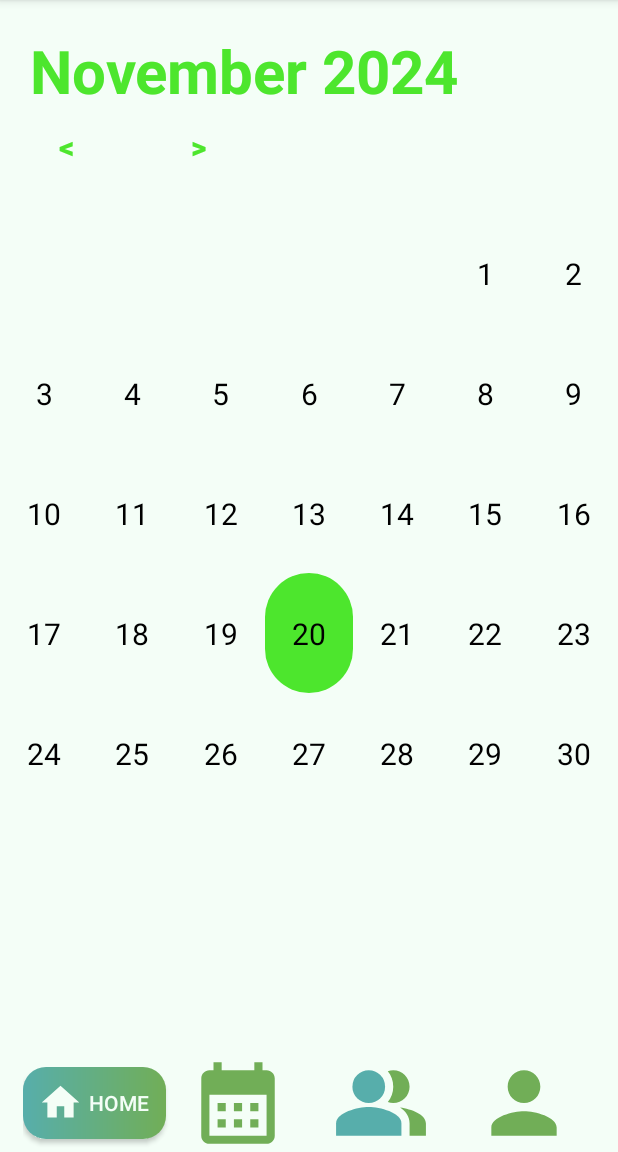
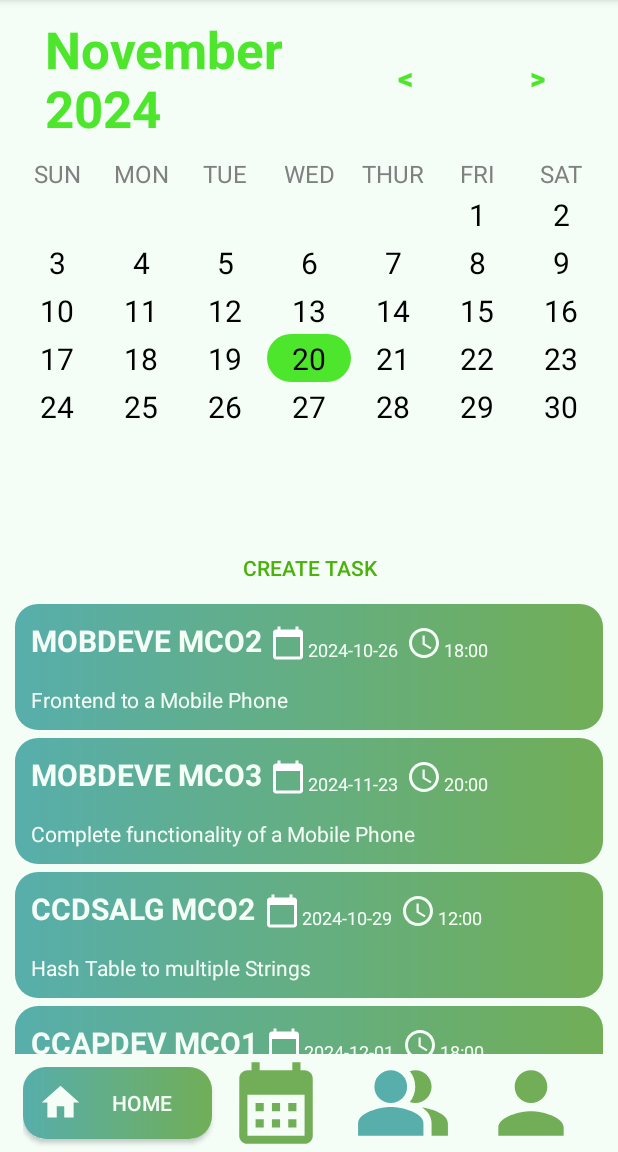
Before and after one commit to qmarkm/MOBDEVE_StudyBuddies, an Android app built with Jetpack Compose: the CalendarView screen opened directly, with no data from a screen before it, on a phone screen of 412 x 824 dp, the part 84-1236 px from its top. Run offline under Robolectric (Android 15) with nearby library versions, the phone set to English and light mode, and no system bars.

Commit message:
Implemented Tasks and CRUD operations
Created Task class, and CRUD interfaces for the Tasks
Also tweaked calendar view

```diff
--- a/app/src/main/java/com/mobdeve/s12/group10/mco/CalendarView.kt
+++ b/app/src/main/java/com/mobdeve/s12/group10/mco/CalendarView.kt
@@ -1,14 +1,20 @@
 package com.mobdeve.s12.group10.mco
 
+import android.content.Context
 import android.content.Intent
 import android.os.Bundle
+import android.view.LayoutInflater
 import android.view.View
 import android.widget.Toast
+import androidx.appcompat.app.AlertDialog
 import androidx.appcompat.app.AppCompatActivity
 import androidx.core.view.ViewCompat
 import androidx.core.view.WindowInsetsCompat
 import androidx.recyclerview.widget.GridLayoutManager
+import androidx.recyclerview.widget.LinearLayoutManager
 import com.mobdeve.s12.group10.mco.databinding.ActivityCalendarViewBinding
+import com.mobdeve.s12.group10.mco.databinding.DialogTaskCreateBinding
+import com.mobdeve.s12.group10.mco.databinding.DialogTaskDetailedBinding
 import java.text.SimpleDateFormat
 import java.util.Calendar
 import java.util.Locale
@@ -16,7 +22,10 @@ import java.util.Locale
 class CalendarView : AppCompatActivity(), CalendarAdapter.OnItemListener, OnDatePass {
 
     private lateinit var binding: ActivityCalendarViewBinding
-    private var selectedDate: Calendar = Calendar.getInstance()
+
+    companion object {
+        var selectedDate: Calendar = Calendar.getInstance()
+    }
 
     override fun onCreate(savedInstanceState: Bundle?) {
         super.onCreate(savedInstanceState)
@@ -28,6 +37,13 @@ class CalendarView : AppCompatActivity(), CalendarAdapter.OnItemListener, OnDate
             val systemBars = insets.getInsets(WindowInsetsCompat.Type.systemBars())
             v.setPadding(systemBars.left, systemBars.top, systemBars.right, systemBars.bottom)
             insets
+        }
+
+        binding.rcvTasks.adapter = TaskAdapter(this, DataGenerator.loadTasks())
+        binding.rcvTasks.layoutManager = LinearLayoutManager(this)
+
+        binding.btnCreate.setOnClickListener {
+            showCreateTaskDialog()
         }
 
         setMonthView()
@@ -109,9 +125,23 @@ class CalendarView : AppCompatActivity(), CalendarAdapter.OnItemListener, OnDate
         setMonthView()
     }
 
-
-
     fun weeklyAction(view: View) {
         startActivity(Intent(this, WeekView::class.java))
     }
+
+    fun showCreateTaskDialog() {
+        val dialogBinding = DialogTaskCreateBinding.inflate(layoutInflater)
+        val dialog = AlertDialog.Builder(this)
+            .setView(dialogBinding.root)
+            .create()
+
+        dialog.dismiss()
+
+        dialogBinding.saveActivityButton.setOnClickListener {
+            //TODO: Create and save
+            dialog.dismiss()
+        }
+
+        dialog.show()
+    }
 }
--- a/app/src/main/java/com/mobdeve/s12/group10/mco/CalendarViewHolder.kt
+++ b/app/src/main/java/com/mobdeve/s12/group10/mco/CalendarViewHolder.kt
@@ -3,6 +3,7 @@ package com.mobdeve.s12.group10.mco
 import android.view.View
 import android.widget.TextView
 import androidx.recyclerview.widget.RecyclerView
+import java.util.Calendar
 
 class CalendarViewHolder(
     itemView: View,
@@ -23,7 +24,12 @@ class CalendarViewHolder(
     fun bind() {
         // Highlight today's date with circular background
         if (dayOfMonth.text.toString() == todayDate) {
-            itemView.setBackgroundResource(R.drawable.circle) // Set circular background
+            val today = Calendar.getInstance() //today
+            val isSameMonth : Boolean = today.get(Calendar.MONTH) == CalendarView.selectedDate.get(Calendar.MONTH) &&
+                    today.get(Calendar.YEAR) == CalendarView.selectedDate.get(Calendar.YEAR)
+
+            if (isSameMonth)
+                itemView.setBackgroundResource(R.drawable.circle) // Set circular background
         } else {
             itemView.setBackgroundResource(0) // No background for other days
         }
--- a/app/src/main/java/com/mobdeve/s12/group10/mco/DataGenerator.kt
+++ b/app/src/main/java/com/mobdeve/s12/group10/mco/DataGenerator.kt
@@ -71,5 +71,43 @@ class DataGenerator {
 
             return data
         }
+
+        fun loadTasks(): ArrayList<Task> {
+            val data = ArrayList<Task>()
+            data.add(
+                Task(
+                    "MOBDEVE MCO2",
+                    "2024-10-26",
+                    "18:00",
+                    "Frontend to a Mobile Phone"
+                )
+            )
+            data.add(
+                Task(
+                    "MOBDEVE MCO3",
+                    "2024-11-23",
+                    "20:00",
+                    "Complete functionality of a Mobile Phone"
+                )
+            )
+            data.add(
+                Task(
+                    "CCDSALG MCO2",
+                    "2024-10-29",
+                    "12:00",
+                    "Hash Table to multiple Strings"
+                )
+            )
+            data.add(
+                Task(
+                    "CCAPDEV MCO1",
+                    "2024-12-01",
+                    "18:00",
+                    "Proposal for the Website"
+                )
+            )
+
+            return data
+        }
     }
 }
--- a/app/src/main/java/com/mobdeve/s12/group10/mco/MainActivity.kt
+++ b/app/src/main/java/com/mobdeve/s12/group10/mco/MainActivity.kt
@@ -35,8 +35,6 @@ class MainActivity : ComponentActivity() {
         viewBinding.rcvSP.layoutManager = LinearLayoutManager(this)
         viewBinding.rcvSP.visibility = View.GONE
 
-
-
         viewBinding.btnToggleSP.setOnClickListener {
             viewBinding.rcvSP.visibility = View.VISIBLE
             viewBinding.rcvCalendar.visibility = View.GONE
--- /dev/null
+++ b/app/src/main/java/com/mobdeve/s12/group10/mco/Task.kt
@@ -0,0 +1,8 @@
+package com.mobdeve.s12.group10.mco
+
+data class Task (
+    val name: String,
+    val date: String,
+    val time: String,
+    val desc: String
+)
--- /dev/null
+++ b/app/src/main/java/com/mobdeve/s12/group10/mco/TaskAdapter.kt
@@ -0,0 +1,59 @@
+package com.mobdeve.s12.group10.mco
+
+import android.content.Intent
+import android.view.LayoutInflater
+import android.view.ViewGroup
+import android.app.Dialog
+import android.content.Context
+import android.widget.Button
+import android.widget.ImageButton
+import android.widget.TextView
+import androidx.appcompat.app.AlertDialog
+import androidx.recyclerview.widget.RecyclerView
+import com.mobdeve.s12.group10.mco.databinding.DialogTaskDetailedBinding
+import com.mobdeve.s12.group10.mco.databinding.TaskSmallLayoutBinding
+
+class TaskAdapter(private val context : Context, private val tasks: ArrayList<Task>): RecyclerView.Adapter<TaskViewHolder>() {
+    override fun onCreateViewHolder(parent: ViewGroup, viewType: Int): TaskViewHolder {
+        val taskViewBinding: TaskSmallLayoutBinding = TaskSmallLayoutBinding.inflate(LayoutInflater.from(parent.context), parent, false)
+        return TaskViewHolder(taskViewBinding)
+    }
+
+    override fun getItemCount(): Int {
+        return tasks.size
+    }
+
+    override fun onBindViewHolder(holder: TaskViewHolder, position: Int) {
+        holder.bindData(tasks.get(position))
+
+        holder.itemView.setOnClickListener{
+            showEditTaskDialog(context, tasks.get(position))
+        }
+    }
+
+    private fun showEditTaskDialog(context: Context, task: Task) {
+        val dialogBinding = DialogTaskDetailedBinding.inflate(LayoutInflater.from(context))
+        val dialog = AlertDialog.Builder(context)
+            .setView(dialogBinding.root)
+            .create()
+
+        dialog.dismiss()
+
+        dialogBinding.saveActivityButton.setOnClickListener {
+            dialog.dismiss()
+        }
+
+        dialogBinding.deleteActivityButton.setOnClickListener {
+            //TODO: Delete
+            //TODO: Update RecyclerView to remove view
+            dialog.dismiss()
+        }
+
+        dialogBinding.editActivityTitleInput.setText(task.name)
+        dialogBinding.editActivityDateInput.setText(task.date)
+        dialogBinding.editActivityTimeInput.setText(task.time)
+        dialogBinding.editActivityDescriptionInput.setText(task.desc)
+
+        dialog.show()
+    }
+}
--- /dev/null
+++ b/app/src/main/java/com/mobdeve/s12/group10/mco/TaskViewHolder.kt
@@ -0,0 +1,13 @@
+package com.mobdeve.s12.group10.mco
+
+import androidx.recyclerview.widget.RecyclerView
+import com.mobdeve.s12.group10.mco.databinding.TaskSmallLayoutBinding
+
+class TaskViewHolder(private var viewBinding: TaskSmallLayoutBinding): RecyclerView.ViewHolder(viewBinding.root) {
+    fun bindData(task: Task){
+        this.viewBinding.txvTaskTitle.text = task.name
+        this.viewBinding.txvTaskDate.text = task.date
+        this.viewBinding.txvTaskTime.text = task.time
+        this.viewBinding.txvShortDesc.text = task.desc
+    }
+}
--- /dev/null
+++ b/app/src/main/res/drawable/calendar_white.xml
@@ -0,0 +1,5 @@
+<vector xmlns:android="http://schemas.android.com/apk/res/android" android:height="24dp" android:viewportHeight="24" android:viewportWidth="24" android:width="24dp">
+
+    <path android:fillColor="@android:color/white" android:pathData="M20,3h-1L19,1h-2v2L7,3L7,1L5,1v2L4,3c-1.1,0 -2,0.9 -2,2v16c0,1.1 0.9,2 2,2h16c1.1,0 2,-0.9 2,-2L22,5c0,-1.1 -0.9,-2 -2,-2zM20,21L4,21L4,8h16v13z"/>
+
+</vector>
--- a/app/src/main/res/layout/activity_calendar_view.xml
+++ b/app/src/main/res/layout/activity_calendar_view.xml
@@ -10,40 +10,26 @@
     android:orientation="vertical"
     tools:context=".CalendarView">
 
-<!--    <Button-->
-<!--        android:layout_width="wrap_content"-->
-<!--        android:layout_height="wrap_content"-->
-<!--        android:layout_gravity="center"-->
-<!--        android:text="Weekly"-->
-<!--        android:textColor="@color/light_green"-->
-<!--        android:background="@null"-->
-<!--        android:textStyle="bold"-->
-<!--        android:onClick="weeklyAction"-->
-<!--        android:textSize="20sp"/>-->
-
-
     <LinearLayout
         android:layout_width="match_parent"
         android:layout_height="wrap_content"
-        android:layout_marginTop="20dp"
-        android:layout_marginBottom="20dp"
-        android:orientation="vertical">
+        android:layout_marginTop="10dp"
+        android:layout_marginBottom="10dp"
+        android:gravity="center"
+        android:orientation="horizontal"
+        android:paddingStart="10dp"
+        android:paddingEnd="10dp">
 
         <TextView
             android:id="@+id/monthYearTV"
             android:layout_width="match_parent"
             android:layout_height="wrap_content"
+            android:layout_marginLeft="20dp"
             android:layout_weight="2"
             android:text="December 2"
-            android:layout_marginLeft="20dp"
             android:textColor="@color/light_green"
-            android:textSize="40sp"
-            android:textStyle="bold"/>
-
-        <LinearLayout
-            android:layout_width="match_parent"
-            android:layout_height="match_parent"
-            android:orientation="horizontal">
+            android:textSize="34sp"
+            android:textStyle="bold" />
 
         <Button
             android:layout_width="wrap_content"
@@ -64,100 +50,118 @@
             android:textColor="@color/light_green"
             android:textSize="20sp"
             android:textStyle="bold" />
-        </LinearLayout>
 
     </LinearLayout>
 
-<!--    <LinearLayout-->
-<!--        android:layout_width="match_parent"-->
-<!--        android:layout_height="wrap_content"-->
-<!--        android:orientation="horizontal">-->
+    <LinearLayout
+        android:layout_width="match_parent"
+        android:layout_height="wrap_content"
+        android:orientation="horizontal"
+        android:paddingStart="10dp"
+        android:paddingEnd="10dp">
 
-<!--        <TextView-->
-<!--            android:layout_width="0dp"-->
-<!--            android:layout_height="wrap_content"-->
-<!--            android:layout_weight="1"-->
-<!--            android:text="SUN"-->
-<!--            android:textColor="@color/gray"-->
-<!--            android:textAlignment="center"-->
-<!--            android:textSize="16sp"/>-->
+        <TextView
+            android:layout_width="0dp"
+            android:layout_height="wrap_content"
+            android:layout_weight="1"
+            android:text="SUN"
+            android:textAlignment="center"
+            android:textColor="@color/gray"
+            android:textSize="16sp" />
 
-<!--        <TextView-->
-<!--            android:layout_width="0dp"-->
-<!--            android:layout_height="wrap_content"-->
-<!--            android:layout_weight="1"-->
-<!--            android:text="MON"-->
-<!--            android:textColor="@color/gray"-->
-<!--            android:textAlignment="center"-->
-<!--            android:textSize="16sp"/>-->
+        <TextView
+            android:layout_width="0dp"
+            android:layout_height="wrap_content"
+            android:layout_weight="1"
+            android:text="MON"
+            android:textAlignment="center"
+            android:textColor="@color/gray"
+            android:textSize="16sp" />
 
-<!--        <TextView-->
-<!--            android:layout_width="0dp"-->
-<!--            android:layout_height="wrap_content"-->
-<!--            android:layout_weight="1"-->
-<!--            android:text="TUE"-->
-<!--            android:textColor="@color/gray"-->
-<!--            android:textAlignment="center"-->
-<!--            android:textSize="16sp"/>-->
+        <TextView
+            android:layout_width="0dp"
+            android:layout_height="wrap_content"
+            android:layout_weight="1"
+            android:text="TUE"
+            android:textAlignment="center"
+            android:textColor="@color/gray"
+            android:textSize="16sp" />
 
-<!--        <TextView-->
-<!--            android:layout_width="0dp"-->
-<!--            android:layout_height="wrap_content"-->
-<!--            android:layout_weight="1"-->
-<!--            android:text="WED"-->
-<!--            android:textColor="@color/gray"-->
-<!--            android:textAlignment="center"-->
-<!--            android:textSize="16sp"/>-->
+        <TextView
+            android:layout_width="0dp"
+            android:layout_height="wrap_content"
+            android:layout_weight="1"
+            android:text="WED"
+            android:textAlignment="center"
+            android:textColor="@color/gray"
+            android:textSize="16sp" />
 
-<!--        <TextView-->
-<!--            android:layout_width="0dp"-->
-<!--            android:layout_height="wrap_content"-->
-<!--            android:layout_weight="1"-->
-<!--            android:text="THUR"-->
-<!--            android:textColor="@color/gray"-->
-<!--            android:textAlignment="center"-->
-<!--            android:textSize="16sp"/>-->
+        <TextView
+            android:layout_width="0dp"
+            android:layout_height="wrap_content"
+            android:layout_weight="1"
+            android:text="THUR"
+            android:textAlignment="center"
+            android:textColor="@color/gray"
+            android:textSize="16sp" />
 
-<!--        <TextView-->
-<!--            android:layout_width="0dp"-->
-<!--            android:layout_height="wrap_content"-->
-<!--            android:layout_weight="1"-->
-<!--            android:text="FRI"-->
-<!--            android:textColor="@color/gray"-->
-<!--            android:textAlignment="center"-->
-<!--            android:textSize="16sp"/>-->
+        <TextView
+            android:layout_width="0dp"
+            android:layout_height="wrap_content"
+            android:layout_weight="1"
+            android:text="FRI"
+            android:textAlignment="center"
+            android:textColor="@color/gray"
+            android:textSize="16sp" />
 
-<!--        <TextView-->
-<!--            android:layout_width="0dp"-->
-<!--            android:layout_height="wrap_content"-->
-<!--            android:layout_weight="1"-->
-<!--            android:text="SAT"-->
-<!--            android:textColor="@color/gray"-->
-<!--            android:textAlignment="center"-->
-<!--            android:textSize="16sp"/>-->
+        <TextView
+            android:layout_width="0dp"
+            android:layout_height="wrap_content"
+            android:layout_weight="1"
+            android:text="SAT"
+            android:textAlignment="center"
+            android:textColor="@color/gray"
+            android:textSize="16sp" />
 
-<!--    </LinearLayout>-->
+    </LinearLayout>
 
     <androidx.recyclerview.widget.RecyclerView
         android:id="@+id/calendarRecyclerView"
         android:layout_width="match_parent"
-        android:layout_height="0dp"
-        android:layout_weight="1"/>
+        android:layout_height="match_parent"
+        android:layout_weight="1"
+        android:paddingStart="10dp"
+        android:paddingEnd="10dp" />
+
+    <Button
+        android:id="@+id/btnCreate"
+        android:layout_width="match_parent"
+        android:layout_height="wrap_content"
+        android:background="#00FFFFFF"
+        android:text="Create Task"
+        android:textColor="@color/shrekGreen" />
+
+    <androidx.recyclerview.widget.RecyclerView
+        android:id="@+id/rcvTasks"
+        android:layout_width="match_parent"
+        android:layout_height="300dp"
+        android:paddingStart="10dp"
+        android:paddingEnd="10dp" />
+
 
     <LinearLayout
         android:id="@+id/lyvFooter"
         android:layout_width="match_parent"
         android:layout_height="wrap_content"
+        android:orientation="horizontal"
         android:gravity="center_vertical"
-        android:orientation="horizontal"
         android:paddingStart="15dp"
         android:paddingEnd="15dp"
-        android:background="@color/babyGreen"
-        android:layout_gravity="bottom">
+        android:background="@color/babyGreen">
 
         <Button
             android:id="@+id/btnHome"
-            android:layout_width="0dp"
+            android:layout_width="wrap_content"
             android:layout_height="wrap_content"
             android:layout_weight="1"
             android:background="@drawable/button_gradient1"
@@ -168,15 +172,15 @@
 
         <ImageButton
             android:id="@+id/btnCalendar"
-            android:layout_width="0dp"
+            android:layout_width="wrap_content"
             android:layout_height="wrap_content"
             android:layout_weight="1"
             android:background="@color/babyGreen"
-            android:src="@drawable/calendar" />
+            android:src="@drawable/calendar"/>
 
         <ImageButton
             android:id="@+id/btnStudyPact"
-            android:layout_width="0dp"
+            android:layout_width="wrap_content"
             android:layout_height="wrap_content"
             android:layout_weight="1"
             android:background="@color/babyGreen"
@@ -184,13 +188,11 @@
 
         <ImageButton
             android:id="@+id/btnAccount"
-            android:layout_width="0dp"
+            android:layout_width="wrap_content"
             android:layout_height="wrap_content"
             android:layout_weight="1"
             android:background="@color/babyGreen"
-            android:src="@drawable/person" />
+            android:src="@drawable/person"/>
 
     </LinearLayout>
-
-
 </LinearLayout>
--- /dev/null
+++ b/app/src/main/res/layout/task_small_layout.xml
@@ -0,0 +1,93 @@
+<?xml version="1.0" encoding="utf-8"?>
+<LinearLayout xmlns:android="http://schemas.android.com/apk/res/android"
+    xmlns:app="http://schemas.android.com/apk/res-auto"
+    xmlns:tools="http://schemas.android.com/tools"
+    android:layout_width="match_parent"
+    android:layout_height="wrap_content"
+    android:orientation="vertical">
+
+    <LinearLayout
+        android:background="@drawable/button_gradient1"
+        android:layout_width="match_parent"
+        android:layout_height="wrap_content"
+        android:orientation="vertical"
+        android:padding="5dp">
+
+        <LinearLayout
+            android:layout_width="wrap_content"
+            android:layout_height="wrap_content"
+            android:orientation="horizontal"
+            android:padding="5dp">
+
+            <TextView
+                android:id="@+id/txvTaskTitle"
+                android:layout_width="wrap_content"
+                android:layout_height="wrap_content"
+                android:layout_weight="1"
+                android:text="Task Title"
+                android:textColor="@color/babyGreen"
+                android:textSize="20sp"
+                android:textStyle="bold" />
+
+            <ImageView
+                android:id="@+id/imgDate"
+                android:layout_width="wrap_content"
+                android:layout_height="wrap_content"
+                android:layout_marginStart="5dp"
+                android:layout_marginTop="3dp"
+                android:layout_marginEnd="1dp"
+                android:layout_marginBottom="5dp"
+                android:layout_weight="1"
+                app:srcCompat="@drawable/calendar_white" />
+
+            <TextView
+                android:id="@+id/txvTaskDate"
+                android:layout_width="wrap_content"
+                android:layout_height="wrap_content"
+                android:layout_marginTop="3dp"
+                android:layout_marginBottom="5dp"
+                android:layout_weight="1"
+                android:text="Oct. 10, 2024"
+                android:textColor="@color/babyGreen"
+                android:textSize="12sp" />
+
+            <ImageView
+                android:id="@+id/imgTime"
+                android:layout_width="wrap_content"
+                android:layout_height="wrap_content"
+                android:layout_marginStart="5dp"
+                android:layout_marginTop="3dp"
+                android:layout_marginEnd="1dp"
+                android:layout_marginBottom="5dp"
+                android:layout_weight="1"
+                app:srcCompat="@drawable/time" />
+
+            <TextView
+                android:id="@+id/txvTaskTime"
+                android:layout_width="wrap_content"
+                android:layout_height="wrap_content"
+                android:layout_marginTop="3dp"
+                android:layout_marginBottom="5dp"
+                android:layout_weight="1"
+                android:text="6:00 AM"
+                android:textColor="@color/babyGreen"
+                android:textSize="12sp" />
+
+        </LinearLayout>
+
+        <TextView
+            android:id="@+id/txvShortDesc"
+            android:layout_width="match_parent"
+            android:layout_height="wrap_content"
+            android:padding="5dp"
+            android:text="Lorem ipsum"
+            android:textColor="@color/babyGreen" />
+
+    </LinearLayout>
+
+    <LinearLayout
+        android:layout_width="match_parent"
+        android:layout_height="5dp"
+        android:orientation="vertical"></LinearLayout>
+
+</LinearLayout>
```
Also changed, not shown: app/src/main/res/layout/dialog_task_create.xml (added, +100 -0 lines), app/src/main/res/layout/dialog_task_detailed.xml (added, +111 -0 lines). Lines whose indentation alone changed are shown as unchanged.
